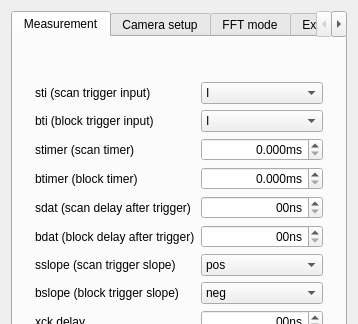
First picture: the form in escam/camerasettingswidget.ui, repository Entwicklungsburo-Stresing/EBST_CAM, before the edit; both pictures show x 0 to 358 and y 0 to 324 of the 358 by 477 pixel window.
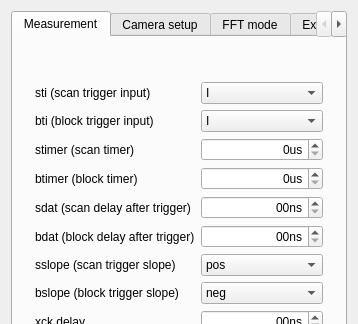
Second picture: the form after the edit.

Commit message: Fix btimer and stimer

The edit to the form file:
```diff
--- a/escam/camerasettingswidget.ui
+++ b/escam/camerasettingswidget.ui
@@ -273,14 +273,17 @@
            <property name="alignment">
             <set>Qt::AlignRight|Qt::AlignTrailing|Qt::AlignVCenter</set>
            </property>
+           <property name="showGroupSeparator" stdset="0">
+            <bool>true</bool>
+           </property>
            <property name="suffix">
-            <string>ms</string>
+            <string>us</string>
            </property>
            <property name="decimals">
-            <number>3</number>
+            <number>0</number>
            </property>
            <property name="maximum">
-            <double>4294967.294999999925494</double>
+            <double>4294967.000000000000000</double>
            </property>
           </widget>
          </item>
@@ -315,14 +318,17 @@
            <property name="alignment">
             <set>Qt::AlignRight|Qt::AlignTrailing|Qt::AlignVCenter</set>
            </property>
+           <property name="showGroupSeparator" stdset="0">
+            <bool>true</bool>
+           </property>
            <property name="suffix">
-            <string>ms</string>
+            <string>us</string>
            </property>
            <property name="decimals">
-            <number>3</number>
+            <number>0</number>
            </property>
            <property name="maximum">
-            <double>4294967.294999999925494</double>
+            <double>2147483647.000000000000000</double>
            </property>
           </widget>
          </item>
```
Left out of the diff: 4 changed lines with no effect on the pictures. The commit also changes 2 other files.
